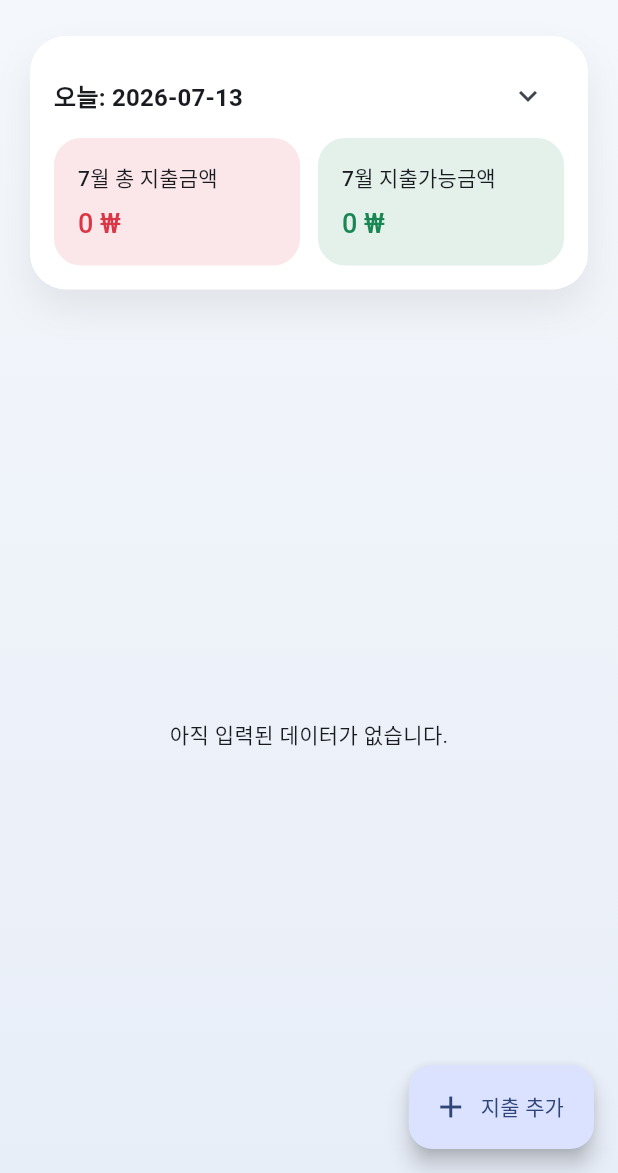
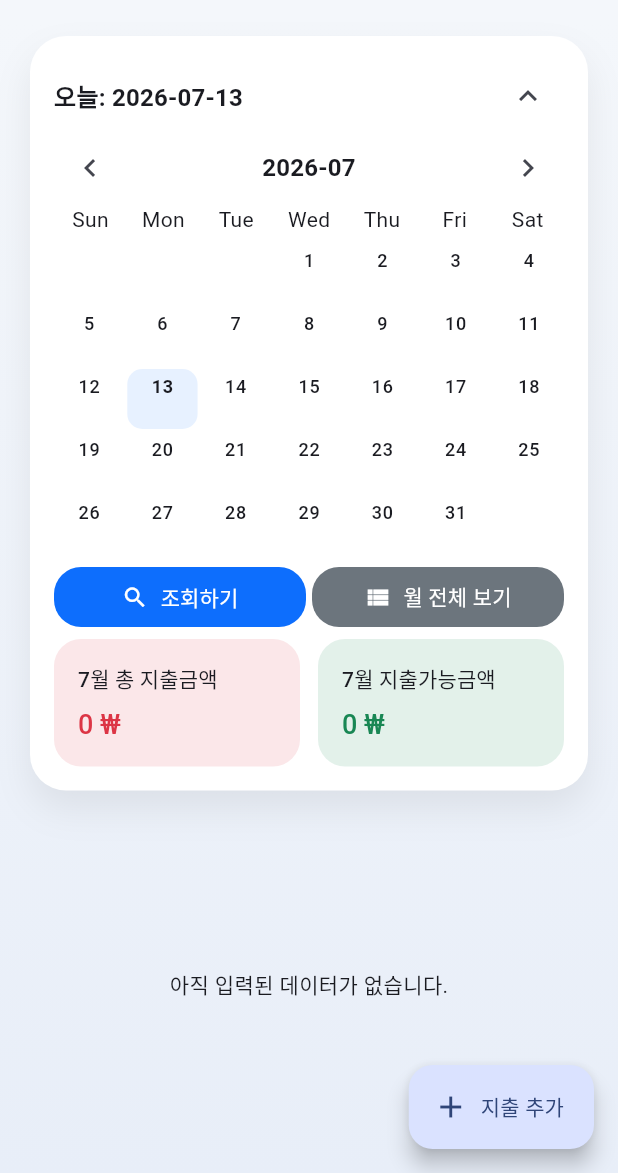
Before and after one commit to hckang17/household_ledger, a Flutter app: the ExpenseRecordPage screen opened by its route, on a phone screen of 412 x 824 dp, the part 63-1236 px from its top. Run offline on Flutter 3.47's test engine with Material 3 defaults, Android fonts, the phone set to English and light mode, and no system bars; drawn by our look-alikes of showcaseview; our stand-ins replace fl_chart, flutter_riverpod, logger, open_file, pdf, printing and 3 more; missing offline and left inert: file_selector; accounts and stored records are empty.

Commit message:
FIX: 지출기록 화면에서 발생하는 버그(화면 깜빡임)수정

```diff
--- a/assets/language_data/jp.json
+++ b/assets/language_data/jp.json
@@ -360,6 +360,7 @@
   "tutExportBtnTitle": "データを出力",
   "tutExportBtnDesc": "ボタンをタップするとすべてのデータがCSVファイルに保存されます！\nこれでチュートリアルが完了です。お疲れさまでした！",
 
+  "readingData" : "データを読み込んでいます",
   "loadingIndicatorText1" : "... 画面を描画しています",
   "loadingIndicatorText2" : "... 家計簿の記録を取得しています",
   "loadingIndicatorText3" : "... 記録を分析中です",
--- a/assets/language_data/ko.json
+++ b/assets/language_data/ko.json
@@ -369,6 +369,7 @@
   "tutExportBtnTitle": "데이터 내보내기",
   "tutExportBtnDesc": "버튼을 탭하면 모든 데이터가 CSV 파일로 저장돼요!\n이것으로 튜토리얼이 완료됩니다. 수고하셨어요!",
 
+  "readingData" : "데이터를 읽어오고 있습니다",
   "loadingIndicatorText1" : "... 화면을 그리고 있어요",
   "loadingIndicatorText2" : "... 가계부 기록을 꺼내고 있어요",
   "loadingIndicatorText3" : "... 기록을 분석중이에요",
--- a/lib/presenter/common/widgets/expense_calendar_section.dart
+++ b/lib/presenter/common/widgets/expense_calendar_section.dart
@@ -45,7 +45,7 @@ class ExpenseCalendarSection extends StatefulWidget {
 }
 
 class _ExpenseCalendarSectionState extends State<ExpenseCalendarSection> {
-  bool _isCalendarExpanded = false;
+  bool _isCalendarExpanded = true;
 
   DateTime _dateOnly(DateTime value) =>
       DateTime(value.year, value.month, value.day);
--- a/lib/presenter/pages/expense_record_page.dart
+++ b/lib/presenter/pages/expense_record_page.dart
@@ -71,6 +71,45 @@ class _ExpenseRecordPageState extends ConsumerState<ExpenseRecordPage> {
     return template
         .replaceAll('{month}', date.month.toString().padLeft(2, '0'))
         .replaceAll('{day}', date.day.toString().padLeft(2, '0'));
+  }
+
+  Widget _buildDataLoadingPage(Map<String, String> strings) {
+    return Scaffold(
+      backgroundColor: const Color(0xFFF0F4F8),
+      body: Center(
+        child: Padding(
+          padding: const EdgeInsets.symmetric(horizontal: 48),
+          child: Column(
+            mainAxisAlignment: MainAxisAlignment.center,
+            children: <Widget>[
+              const CircularProgressIndicator(
+                strokeWidth: 3,
+                color: Color(0xFF2563EB),
+              ),
+              const SizedBox(height: 32),
+              Text(
+                _text(strings, 'readingData'),
+                textAlign: TextAlign.center,
+                style: const TextStyle(
+                  fontSize: 16,
+                  color: Color(0xFF486581),
+                  fontWeight: FontWeight.w500,
+                ),
+              ),
+              const SizedBox(height: 20),
+              ClipRRect(
+                borderRadius: BorderRadius.circular(4),
+                child: const LinearProgressIndicator(
+                  minHeight: 6,
+                  backgroundColor: Color(0xFFDDE5ED),
+                  color: Color(0xFF2563EB),
+                ),
+              ),
+            ],
+          ),
+        ),
+      ),
+    );
   }
 
   List<MapEntry<DateTime, List<ExpenseEntry>>> _groupEntriesByDay(
@@ -205,12 +244,13 @@ class _ExpenseRecordPageState extends ConsumerState<ExpenseRecordPage> {
     });
 
     if (ledger == null) {
-      return const Scaffold(body: Center(child: CircularProgressIndicator()));
+      return _buildDataLoadingPage(strings);
     }
 
     final monthEntriesAsync = ref.watch(monthlyExpensesProvider(_focusedMonth));
-    if (monthEntriesAsync.isLoading) {
-      return const Scaffold(body: Center(child: CircularProgressIndicator()));
+    final incomeEntriesAsync = ref.watch(monthlyIncomesProvider(_focusedMonth));
+    if (monthEntriesAsync.isLoading || incomeEntriesAsync.isLoading) {
+      return _buildDataLoadingPage(strings);
     }
     if (monthEntriesAsync.hasError) {
       return Scaffold(
@@ -219,10 +259,6 @@ class _ExpenseRecordPageState extends ConsumerState<ExpenseRecordPage> {
     }
     final monthEntries =
         monthEntriesAsync.asData?.value ?? const <ExpenseEntry>[];
-    final incomeEntriesAsync = ref.watch(monthlyIncomesProvider(_focusedMonth));
-    if (incomeEntriesAsync.isLoading) {
-      return const Scaffold(body: Center(child: CircularProgressIndicator()));
-    }
     if (incomeEntriesAsync.hasError) {
       return Scaffold(
         body: Center(child: Text(incomeEntriesAsync.error.toString())),
```
